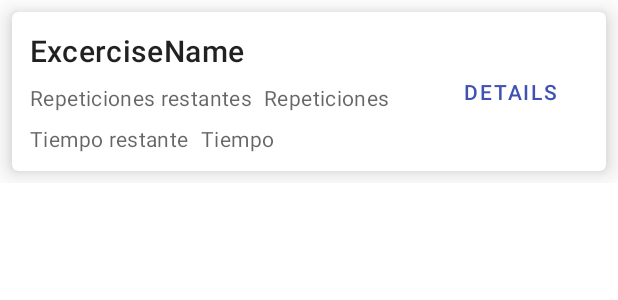
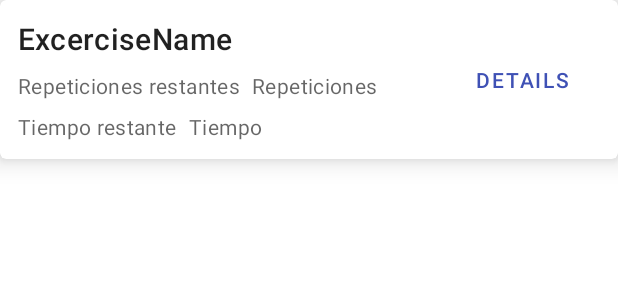
Before and after one commit to FelipeCupito/WorkInTP3, an Android app: the layout exercise_item.xml on its own in the app's theme, with its tools: preview values and no code run, on a phone screen of 412 x 824 dp. Shown: the top 300 px of the screen. Run offline under Robolectric (Android 15) with nearby library versions, the phone set to English and light mode, and no system bars; network calls fail.

Commit message:
Fix Exercises Card View

```diff
--- a/app/src/main/java/com/itba/workin/ui/workout/fragments/WorkoutDetailedFragment.java
+++ b/app/src/main/java/com/itba/workin/ui/workout/fragments/WorkoutDetailedFragment.java
@@ -53,6 +53,7 @@ public class WorkoutDetailedFragment extends Fragment {
         adapter = new CycleAdapter(cycles);
         binding.recyclerview.setLayoutManager(new LinearLayoutManager(binding.getRoot().getContext()));
         binding.recyclerview.setAdapter(adapter);
+        binding.recyclerview.addItemDecoration(new GridSpacingItemDecoration(1,20,false, getContext()));
 
         cycleViewModel.getCycles().observe(getViewLifecycleOwner(), r -> {
             switch (r.getStatus()) {
--- a/app/src/main/res/drawable-night/ic_play.xml
+++ /dev/null
@@ -1,6 +0,0 @@
-<?xml version="1.0" encoding="utf-8"?>
-<vector android:height="24dp" android:tint="#BB86FC"
-android:viewportHeight="24" android:viewportWidth="24"
-android:width="24dp" xmlns:android="http://schemas.android.com/apk/res/android">
-<path android:fillColor="@android:color/white" android:pathData="M10,16.5l6,-4.5 -6,-4.5v9zM12,2C6.48,2 2,6.48 2,12s4.48,10 10,10 10,-4.48 10,-10S17.52,2 12,2zM12,20c-4.41,0 -8,-3.59 -8,-8s3.59,-8 8,-8 8,3.59 8,8 -3.59,8 -8,8z"/>
-</vector>
--- a/app/src/main/res/layout/exercise_item.xml
+++ b/app/src/main/res/layout/exercise_item.xml
@@ -1,15 +1,10 @@
 <?xml version="1.0" encoding="utf-8"?>
-<androidx.constraintlayout.widget.ConstraintLayout
+<com.google.android.material.card.MaterialCardView
     xmlns:android="http://schemas.android.com/apk/res/android"
-    android:layout_width="match_parent"
-    android:layout_height="wrap_content"
-    xmlns:app="http://schemas.android.com/apk/res-auto">
-
-    <com.google.android.material.card.MaterialCardView
+    xmlns:app="http://schemas.android.com/apk/res-auto"
     android:layout_width="match_parent"
     android:layout_height="wrap_content"
     style="@style/Widget.MaterialComponents.CardView"
-        android:layout_margin="8dp"
     app:cardElevation="10dp"
     app:layout_constraintStart_toStartOf="parent"
     app:layout_constraintEnd_toEndOf="parent"
@@ -88,4 +83,3 @@
             app:layout_constraintBottom_toBottomOf="parent"/>
     </androidx.constraintlayout.widget.ConstraintLayout>
 </com.google.android.material.card.MaterialCardView>
-</androidx.constraintlayout.widget.ConstraintLayout>
--- a/app/src/main/res/layout/workout_simple.xml
+++ b/app/src/main/res/layout/workout_simple.xml
@@ -8,7 +8,7 @@
         android:id="@+id/cycleName"
         android:layout_width="wrap_content"
         android:layout_height="wrap_content"
-        android:layout_marginTop="40dp"
+        android:layout_marginTop="20dp"
         android:text="NombreDelCiclo"
         android:textSize="24sp"
         app:layout_constraintEnd_toEndOf="parent"
@@ -131,7 +131,9 @@
         app:layout_constraintEnd_toEndOf="parent"
         app:layout_constraintStart_toStartOf="parent"
         app:layout_constraintTop_toBottomOf="@+id/progressBar"
-        app:srcCompat="@drawable/ic_play" />
+        app:srcCompat="@drawable/ic_play"
+        app:tint="?attr/colorPrimary" />
+    <!--TODO COLORES-->
 
     <Button
         style="?attr/borderlessButtonStyle"
```
Also changed, not shown: app/src/main/res/layout/workout_detailed.xml (+6 -2 lines). Lines whose indentation alone changed are shown as unchanged.
